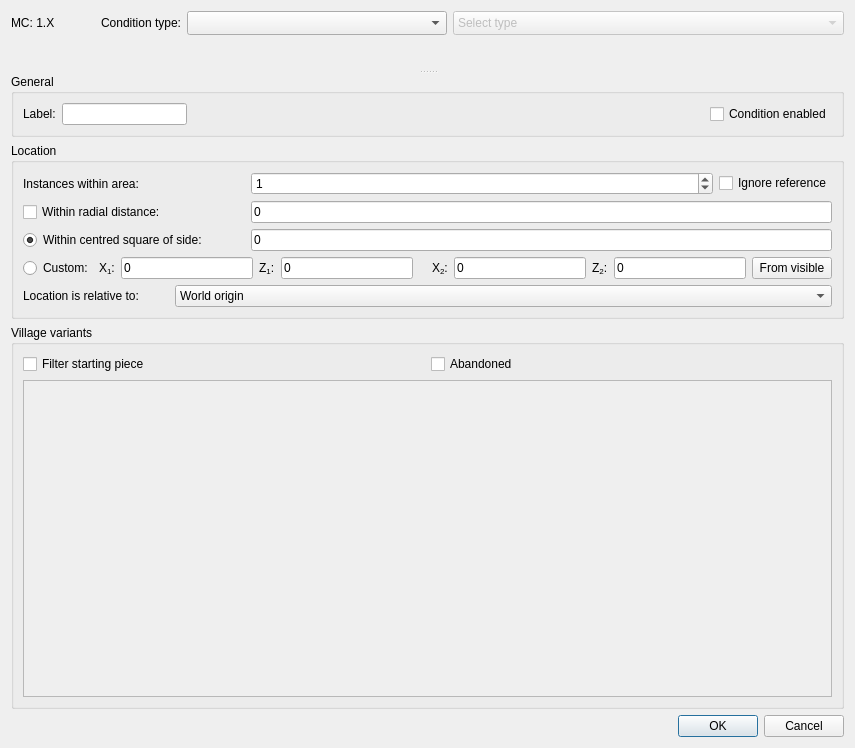
FragrantResult186/cubiomes-viewer-bedrock, file src/conditiondialog.ui: the form before one commit.
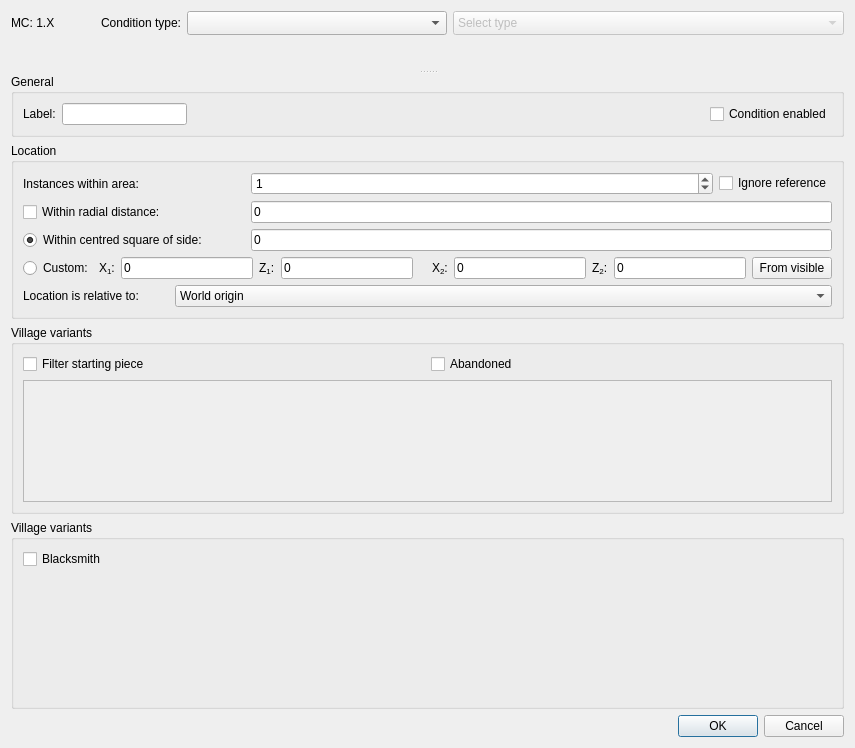
The form after the commit. The open tabs and pages were chosen to show the change. Icons and pictures are not drawn. Custom widgets are drawn as their Qt base class.

Patch:
```diff
--- a/src/conditiondialog.ui
+++ b/src/conditiondialog.ui
@@ -1727,6 +1727,38 @@
              </layout>
             </widget>
            </item>
+           <item row="1" column="0">
+            <widget class="QGroupBox" name="groupBoxHouseList">
+             <property name="title">
+              <string>Village variants</string>
+             </property>
+             <layout class="QVBoxLayout" name="verticalLayoutHouseList">
+              <item>
+               <widget class="QCheckBox" name="checkBlacksmith">
+                <property name="text">
+                 <string>Blacksmith</string>
+                </property>
+                <property name="tristate">
+                 <bool>true</bool>
+                </property>
+               </widget>
+              </item>
+              <item>
+               <spacer name="spacerHouseList">
+                <property name="orientation">
+                 <enum>Qt::Vertical</enum>
+                </property>
+                <property name="sizeHint" stdset="0">
+                 <size>
+                  <width>20</width>
+                  <height>40</height>
+                 </size>
+                </property>
+               </spacer>
+              </item>
+             </layout>
+            </widget>
+           </item>
           </layout>
          </widget>
          <widget class="QWidget" name="pageBastion">
```
